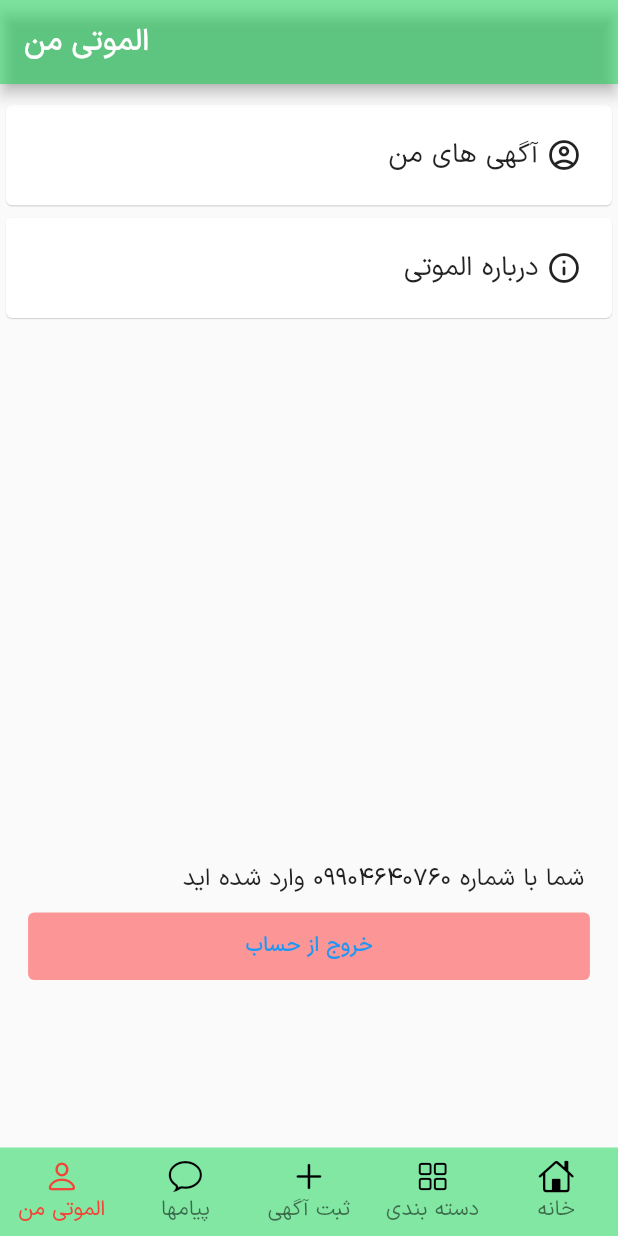
After one commit to abolfazlrezaeiv/alamutiMobile, a Flutter app: the MyAlamutiPage screen opened by its route, on a phone screen of 412 x 824 dp. The commit adds this screen. Run offline on Flutter 3.47's test engine with Material 2 defaults, Android fonts, the phone set to English and light mode, and no system bars; our stand-ins replace get.

Commit message:
alamuti about page
-refactoring button
-add the alamuti page
-job form add
-

```diff
--- a/lib/alamuti_appbar.dart
+++ b/lib/alamuti_appbar.dart
@@ -6,7 +6,12 @@ import 'package:get/get.dart';
 class AlamutiAppBar extends StatelessWidget implements PreferredSizeWidget {
   final String title;
   final AppBar appBar;
-  const AlamutiAppBar({Key? key, required this.title, required this.appBar})
+  final bool hasBackButton;
+  const AlamutiAppBar(
+      {Key? key,
+      required this.title,
+      required this.appBar,
+      required this.hasBackButton})
       : super(key: key);
 
   @override
@@ -14,7 +19,9 @@ class AlamutiAppBar extends StatelessWidget implements PreferredSizeWidget {
         leadingWidth: 100,
         title: Text(title),
         backgroundColor: Color.fromRGBO(8, 212, 76, 0.5),
-        leading: Container(
+        automaticallyImplyLeading: false,
+        leading: hasBackButton
+            ? Container(
                 alignment: Alignment.center,
                 child: GestureDetector(
                   onTap: () => Get.to(SubmitAdsCategory(),
@@ -27,12 +34,14 @@ class AlamutiAppBar extends StatelessWidget implements PreferredSizeWidget {
                       ),
                       Text(
                         'بازگشت',
-                  style: TextStyle(fontSize: 17, fontWeight: FontWeight.w400),
+                        style: TextStyle(
+                            fontSize: 17, fontWeight: FontWeight.w400),
                       ),
                     ],
                   ),
                 ),
-        ),
+              )
+            : null,
       );
 
   @override
--- /dev/null
+++ b/lib/alamuti_button.dart
@@ -0,0 +1,34 @@
+import 'package:flutter/material.dart';
+
+class AlamutiButton extends StatelessWidget {
+  const AlamutiButton({
+    Key? key,
+    required this.elevation,
+    required this.height,
+    required this.color,
+    required this.func,
+    required this.title,
+    required this.width,
+  }) : super(key: key);
+  final double elevation;
+  final double height;
+  final Color color;
+  final Function() func;
+  final String title;
+  final double width;
+  @override
+  Widget build(BuildContext context) {
+    var mq = MediaQuery.of(context).size;
+    return SizedBox(
+      width: mq.width / 1.1,
+      height: 45,
+      child: TextButton(
+        style: ElevatedButton.styleFrom(
+          primary: Color.fromRGBO(255, 0, 0, 0.4),
+        ),
+        onPressed: func,
+        child: Text(title),
+      ),
+    );
+  }
+}
--- a/lib/alamuti_textfield.dart
+++ b/lib/alamuti_textfield.dart
@@ -10,10 +10,10 @@ class AlamutiTextField extends StatelessWidget {
       crossAxisAlignment: CrossAxisAlignment.end,
       children: [
         Padding(
-          padding: const EdgeInsets.only(top: 15.0, bottom: 8),
+          padding: const EdgeInsets.only(top: 25.0, bottom: 3),
           child: Text(
-            'عنوان آگهی',
-            style: TextStyle(fontSize: 16),
+            title,
+            style: TextStyle(fontSize: 18, fontWeight: FontWeight.w400),
             textDirection: TextDirection.rtl,
           ),
         ),
--- a/lib/description_textfield.dart
+++ b/lib/description_textfield.dart
@@ -9,10 +9,10 @@ class DescriptionTextField extends StatelessWidget {
       crossAxisAlignment: CrossAxisAlignment.end,
       children: [
         Padding(
-          padding: const EdgeInsets.only(top: 15.0, bottom: 8),
+          padding: const EdgeInsets.only(top: 18.0, bottom: 3),
           child: Text(
             'توضیحات',
-            style: TextStyle(fontSize: 16),
+            style: TextStyle(fontSize: 18, fontWeight: FontWeight.w400),
             textDirection: TextDirection.rtl,
           ),
         ),
--- /dev/null
+++ b/lib/myalamuti_page.dart
@@ -0,0 +1,100 @@
+import 'package:alamuti/alamuti_appbar.dart';
+import 'package:alamuti/bottom_navbar.dart';
+import 'package:flutter/material.dart';
+
+import 'alamuti_button.dart';
+
+class MyAlamutiPage extends StatelessWidget {
+  const MyAlamutiPage({Key? key}) : super(key: key);
+
+  @override
+  Widget build(BuildContext context) {
+    var mq = MediaQuery.of(context).size;
+    return Scaffold(
+      appBar: AlamutiAppBar(
+        appBar: AppBar(),
+        title: 'الموتی من',
+        hasBackButton: false,
+      ),
+      bottomNavigationBar: AlamutBottomNavBar(),
+      body: Padding(
+        padding: const EdgeInsets.only(top: 10.0),
+        child: Column(
+          children: [
+            Column(
+              children: [
+                Card(
+                  elevation: 0.3,
+                  child: Padding(
+                    padding: const EdgeInsets.all(20.0),
+                    child: Row(
+                      mainAxisAlignment: MainAxisAlignment.end,
+                      children: [
+                        Text(
+                          'آگهی های من',
+                          style: TextStyle(fontSize: 18),
+                          textDirection: TextDirection.rtl,
+                        ),
+                        SizedBox(
+                          width: 5,
+                        ),
+                        Icon(Icons.account_circle_outlined),
+                      ],
+                    ),
+                  ),
+                ),
+                Card(
+                  elevation: 0.3,
+                  child: Padding(
+                    padding: const EdgeInsets.all(20.0),
+                    child: Row(
+                      mainAxisAlignment: MainAxisAlignment.end,
+                      children: [
+                        Text(
+                          'درباره الموتی',
+                          textDirection: TextDirection.rtl,
+                          style: TextStyle(fontSize: 18),
+                        ),
+                        SizedBox(
+                          width: 5,
+                        ),
+                        Icon(Icons.info_outline_rounded),
+                      ],
+                    ),
+                  ),
+                ),
+                SizedBox(
+                  height: mq.height / 2.3,
+                ),
+                Column(
+                  crossAxisAlignment: CrossAxisAlignment.end,
+                  children: [
+                    Padding(
+                      padding: const EdgeInsets.only(right: 4.0),
+                      child: Text(
+                        'شما با شماره ۰۹۹۰۴۶۴۰۷۶۰ وارد شده اید',
+                        textDirection: TextDirection.rtl,
+                        style: TextStyle(fontSize: 16),
+                      ),
+                    ),
+                    SizedBox(
+                      height: 10,
+                    ),
+                    AlamutiButton(
+                      color: Color.fromRGBO(255, 0, 0, 0.4),
+                      elevation: 0,
+                      func: () {},
+                      width: 1.1,
+                      height: 50,
+                      title: 'خروج از حساب',
+                    )
+                  ],
+                )
+              ],
+            ),
+          ],
+        ),
+      ),
+    );
+  }
+}
--- a/lib/routes.dart
+++ b/lib/routes.dart
@@ -1,10 +1,10 @@
+import 'package:alamuti/myalamuti_page.dart';
 import 'package:get/get_navigation/src/routes/get_route.dart';
 import 'package:get/get_navigation/get_navigation.dart' as trans;
 import 'submit_ads_category.dart';
 import 'category_page.dart';
 import 'chat.dart';
 import 'home_page.dart';
-import 'myalamuti.dart';
 
 var routes = [
   GetPage(
@@ -27,7 +27,7 @@ var routes = [
   ),
   GetPage(
     name: "/myalamuti",
-    page: () => MyAlamuti(),
+    page: () => MyAlamutiPage(),
     transition: trans.Transition.noTransition,
   ),
 ];
```
Also changed, not shown: lib/category.dart (+8 -1 lines), lib/detail_page.dart (+11 -8 lines), lib/food_form.dart (+0 -10 lines), lib/form_interface.dart (+12 -2 lines), lib/job_form.dart (+7 -1 lines), lib/myalamuti.dart (deleted, +0 -22 lines), lib/realstate_form.dart (+14 -1 lines). Lines whose indentation alone changed are shown as unchanged.
